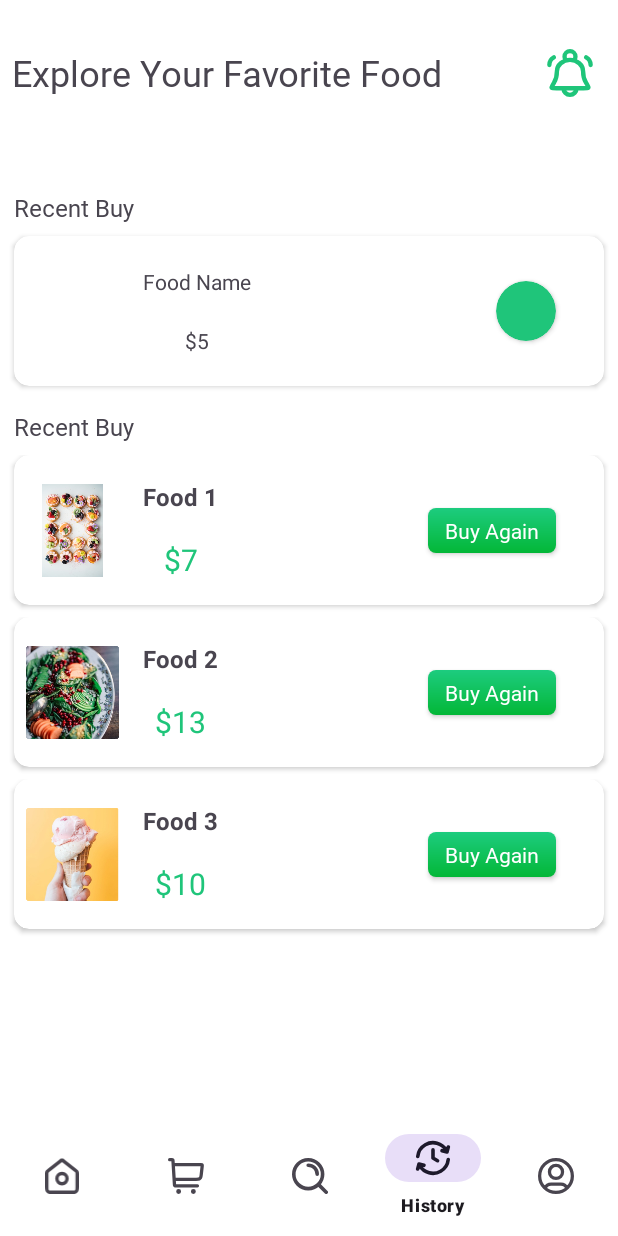
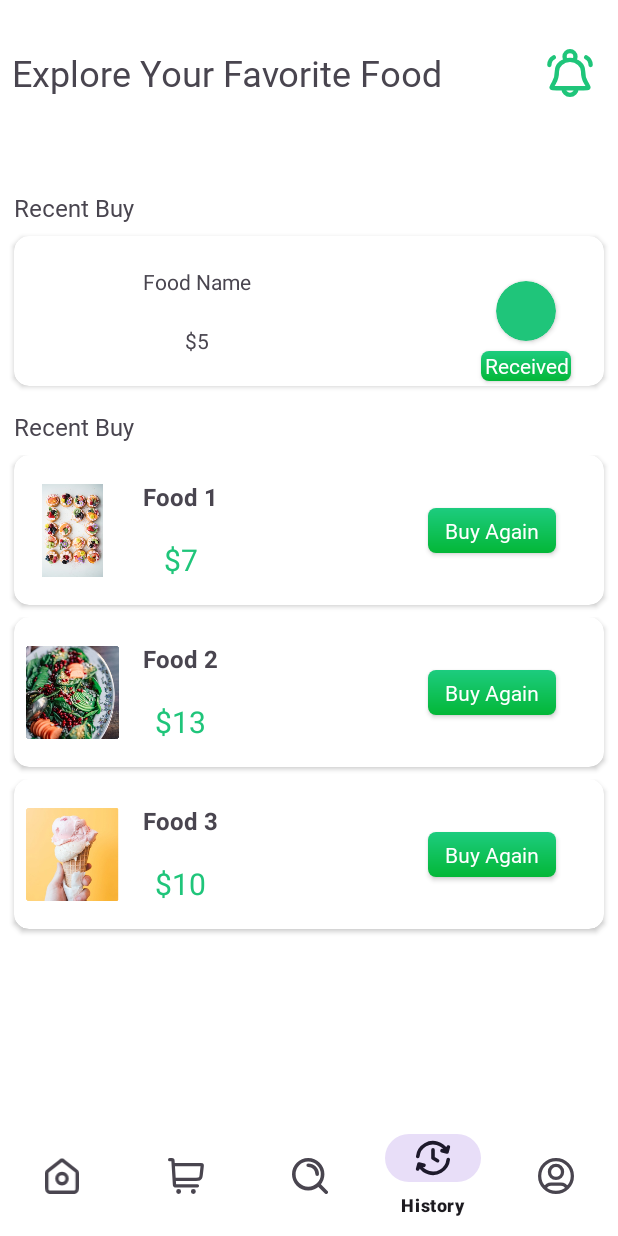
Before and after one commit to thuandev23/Food_Order, an Android app: the HistoryFragment screen opened through its navigation route, on a phone screen of 412 x 824 dp. Run offline under Robolectric (Android 15) with nearby library versions, the phone set to English and light mode, and no system bars; our stand-ins replace navigation-ui; libraries missing offline, so code that uses them is left out: com.denzcoskun.imageslider; 7 statements that could not run were skipped.

Commit message:
completed ui

```diff
--- a/app/src/main/res/layout/activity_choose_location.xml
+++ b/app/src/main/res/layout/activity_choose_location.xml
@@ -42,7 +42,7 @@
         android:layout_marginEnd="16dp"
         app:boxStrokeWidth="0dp"
         app:boxStrokeWidthFocused="0dp"
-        android:background="@drawable/edittextshape"
+        android:elevation="10dp"
         app:endIconDrawable="@drawable/arrow_down"
         app:endIconTint="@color/black"
         app:layout_constraintEnd_toEndOf="parent"
@@ -53,6 +53,7 @@
             android:layout_height="match_parent"
             android:id="@+id/listOfLocation"
             android:inputType="none"
+            android:background="@drawable/edittextshape"
             android:text="Choose Location"
             android:fontFamily="@font/lato"/>
     </com.google.android.material.textfield.TextInputLayout>
--- a/app/src/main/res/layout/activity_splash_screen.xml
+++ b/app/src/main/res/layout/activity_splash_screen.xml
@@ -38,6 +38,7 @@
         android:fontFamily="@font/lato"
         android:text="Deliever Favorite Food"
         android:textStyle="bold"
+        android:textColor="@color/textColor"
         app:layout_constraintEnd_toEndOf="@+id/textView2"
         app:layout_constraintStart_toStartOf="@+id/textView2"
         app:layout_constraintTop_toBottomOf="@+id/textView2" />
--- a/app/src/main/res/layout/fragment_history.xml
+++ b/app/src/main/res/layout/fragment_history.xml
@@ -72,6 +72,7 @@
                     app:layout_constraintTop_toBottomOf="@+id/buyAgainFoodName" />
 
                 <androidx.cardview.widget.CardView
+                    android:id="@+id/cardView5"
                     android:layout_width="40dp"
                     android:layout_height="40dp"
                     android:layout_marginEnd="32dp"
@@ -80,6 +81,22 @@
                     app:layout_constraintBottom_toBottomOf="parent"
                     app:layout_constraintEnd_toEndOf="parent"
                     app:layout_constraintTop_toTopOf="parent" />
+
+                <androidx.appcompat.widget.AppCompatButton
+                    android:id="@+id/btnReceived"
+                    android:layout_width="60dp"
+                    android:layout_height="20dp"
+                    android:layout_marginTop="5dp"
+                    android:layout_marginBottom="2dp"
+                    android:background="@drawable/addtocartshape"
+                    android:fontFamily="@font/yeon_sung"
+                    android:text="Received"
+                    android:textAllCaps="false"
+                    android:textColor="@color/white"
+                    app:layout_constraintBottom_toBottomOf="parent"
+                    app:layout_constraintEnd_toEndOf="@+id/cardView5"
+                    app:layout_constraintStart_toStartOf="@+id/cardView5"
+                    app:layout_constraintTop_toBottomOf="@id/cardView5" />
             </androidx.constraintlayout.widget.ConstraintLayout>
 
         </androidx.cardview.widget.CardView>
```
Also changed, not shown: app/src/main/AndroidManifest.xml (+7 -5 lines).
